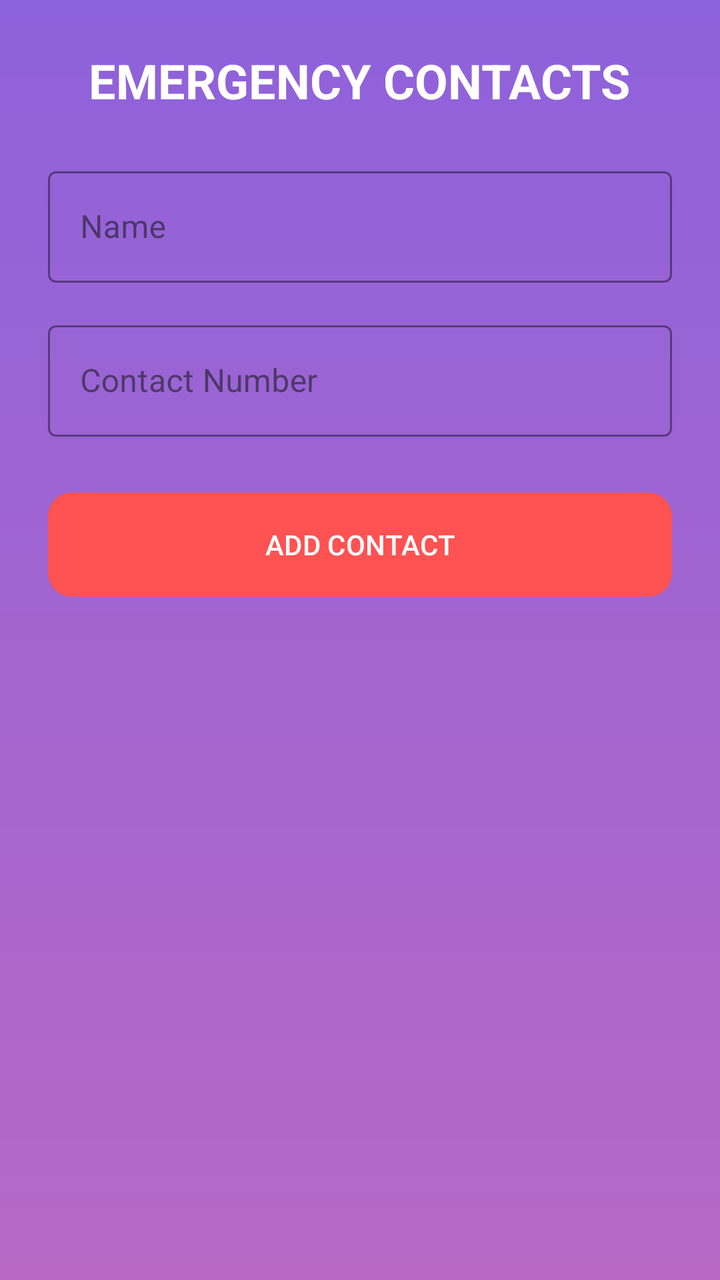
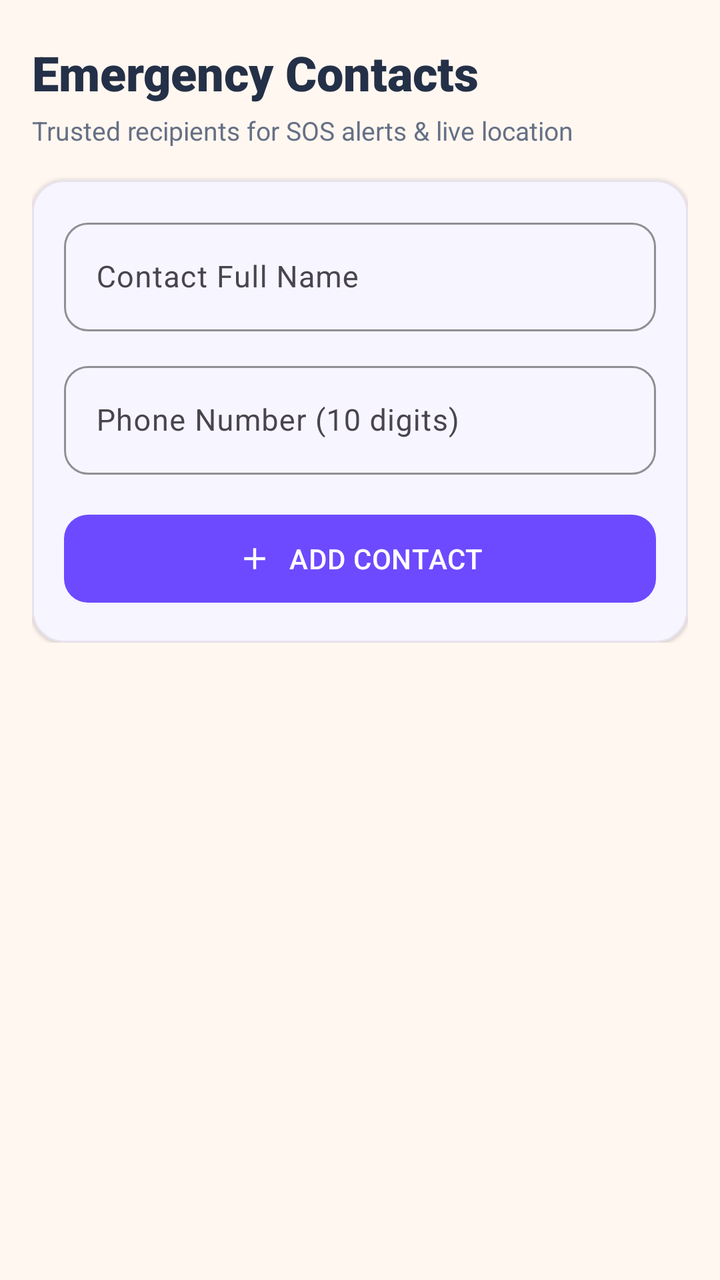

Screens rendered from an Android XML layout before and after an edit, with the pre-edit source and the edit as a unified diff.
<!-- AndroidManifest.xml: application theme Theme.EmpowHer -->
<!-- res/layout/activity_emergency_contact.xml -->
<?xml version="1.0" encoding="utf-8"?>
<androidx.constraintlayout.widget.ConstraintLayout xmlns:android="http://schemas.android.com/apk/res/android"
    xmlns:app="http://schemas.android.com/apk/res-auto"
    xmlns:tools="http://schemas.android.com/tools"
    android:layout_width="match_parent"
    android:layout_height="match_parent"
    android:background="@drawable/bg">

    <LinearLayout
        android:id="@+id/inputSection"
        android:layout_width="match_parent"
        android:layout_height="wrap_content"
        android:orientation="vertical"
        android:padding="24dp"
        app:layout_constraintTop_toTopOf="parent">

        <TextView
            android:layout_width="wrap_content"
            android:layout_height="wrap_content"
            android:text="EMERGENCY CONTACTS"
            android:textColor="@color/white"
            android:textSize="24sp"
            android:textStyle="bold"
            android:layout_gravity="center"
            android:layout_marginBottom="24dp"/>

        <com.google.android.material.textfield.TextInputLayout
            android:layout_width="match_parent"
            android:layout_height="wrap_content"
            android:hint="Name"
            style="@style/Widget.MaterialComponents.TextInputLayout.OutlinedBox"
            app:boxStrokeColor="@color/white"
            app:hintTextColor="@color/white">

            <com.google.android.material.textfield.TextInputEditText
                android:id="@+id/et_emergency_name"
                android:layout_width="match_parent"
                android:layout_height="wrap_content"
                android:textColor="@color/white" />
        </com.google.android.material.textfield.TextInputLayout>

        <com.google.android.material.textfield.TextInputLayout
            android:layout_width="match_parent"
            android:layout_height="wrap_content"
            android:layout_marginTop="16dp"
            android:hint="Contact Number"
            style="@style/Widget.MaterialComponents.TextInputLayout.OutlinedBox"
            app:boxStrokeColor="@color/white"
            app:hintTextColor="@color/white">

            <com.google.android.material.textfield.TextInputEditText
                android:id="@+id/et_emergency_contact"
                android:layout_width="match_parent"
                android:layout_height="wrap_content"
                android:inputType="phone"
                android:textColor="@color/white" />
        </com.google.android.material.textfield.TextInputLayout>

        <com.google.android.material.button.MaterialButton
            android:id="@+id/btn_save_contact"
            android:layout_width="match_parent"
            android:layout_height="60dp"
            android:layout_marginTop="24dp"
            android:text="ADD CONTACT"
            app:cornerRadius="12dp"
            android:backgroundTint="#FF5252"/>

    </LinearLayout>

    <androidx.recyclerview.widget.RecyclerView
        android:id="@+id/rv_contacts"
        android:layout_width="match_parent"
        android:layout_height="0dp"
        android:layout_marginTop="16dp"
        android:padding="16dp"
        app:layout_constraintBottom_toBottomOf="parent"
        app:layout_constraintTop_toBottomOf="@id/inputSection" />

</androidx.constraintlayout.widget.ConstraintLayout>
<!-- resources referenced by this layout -->
<resources>
  <color name="white">#FFFFFF</color>
  <!-- drawable bg (drawable) -->
  <?xml version="1.0" encoding="utf-8"?>
  <shape xmlns:android="http://schemas.android.com/apk/res/android">
      <gradient android:type="linear" android:angle="100"
          android:startColor="#8E62DB" android:endColor="#B768C5" />
  
  </shape>
  <style name="Theme.EmpowHer" parent="Base.Theme.EmpowHer" />
  <style name="Base.Theme.EmpowHer" parent="Theme.Material3.DayNight.NoActionBar">
          <item name="colorPrimary">@color/deep_purple</item>
          <item name="colorOnPrimary">@color/white</item>
          <item name="colorSecondary">@color/deep_purple</item>
          <item name="colorSurface">@color/woshield_card_bg</item>
          <item name="android:windowBackground">@color/woshield_bg</item>
          <item name="android:statusBarColor">@color/dark_purple</item>
      </style>
  <color name="deep_purple">#6D3DB8</color>
  <color name="woshield_card_bg">#FFFFFF</color>
  <color name="woshield_bg">#F8F6FC</color>
  <color name="dark_purple">#382253</color>
</resources>

<!-- the commit's change to res/layout/activity_emergency_contact.xml (unified diff, before → after) -->
@@ -4,66 +4,101 @@
     xmlns:tools="http://schemas.android.com/tools"
     android:layout_width="match_parent"
     android:layout_height="match_parent"
-    android:background="@drawable/bg">
+    android:background="@color/warm_ivory">
 
+    
     <LinearLayout
         android:id="@+id/inputSection"
         android:layout_width="match_parent"
         android:layout_height="wrap_content"
         android:orientation="vertical"
-        android:padding="24dp"
+        android:paddingHorizontal="16dp"
+        android:paddingTop="20dp"
+        android:paddingBottom="8dp"
         app:layout_constraintTop_toTopOf="parent">
 
         <TextView
             android:layout_width="wrap_content"
             android:layout_height="wrap_content"
-            android:text="EMERGENCY CONTACTS"
-            android:textColor="@color/white"
+            android:text="Emergency Contacts"
+            android:textColor="@color/midnight_slate"
             android:textSize="24sp"
-            android:textStyle="bold"
-            android:layout_gravity="center"
-            android:layout_marginBottom="24dp"/>
+            android:fontFamily="sans-serif-black" />
 
-        <com.google.android.material.textfield.TextInputLayout
-            android:layout_width="match_parent"
+        <TextView
+            android:layout_width="wrap_content"
             android:layout_height="wrap_content"
-            android:hint="Name"
-            style="@style/Widget.MaterialComponents.TextInputLayout.OutlinedBox"
-            app:boxStrokeColor="@color/white"
-            app:hintTextColor="@color/white">
+            android:layout_marginTop="4dp"
+            android:text="Trusted recipients for SOS alerts &amp; live location"
+            android:textColor="@color/secondary_slate"
+            android:textSize="13sp" />
 
-            <com.google.android.material.textfield.TextInputEditText
-                android:id="@+id/et_emergency_name"
-                android:layout_width="match_parent"
-                android:layout_height="wrap_content"
-                android:textColor="@color/white" />
-        </com.google.android.material.textfield.TextInputLayout>
-
-        <com.google.android.material.textfield.TextInputLayout
+        
+        <com.google.android.material.card.MaterialCardView
             android:layout_width="match_parent"
             android:layout_height="wrap_content"
             android:layout_marginTop="16dp"
-            android:hint="Contact Number"
-            style="@style/Widget.MaterialComponents.TextInputLayout.OutlinedBox"
-            app:boxStrokeColor="@color/white"
-            app:hintTextColor="@color/white">
+            app:cardBackgroundColor="@color/surface_card"
+            app:cardCornerRadius="16dp"
+            app:cardElevation="1dp"
+            app:strokeColor="@color/subtle_border"
+            app:strokeWidth="1dp">
 
-            <com.google.android.material.textfield.TextInputEditText
-                android:id="@+id/et_emergency_contact"
+            <LinearLayout
                 android:layout_width="match_parent"
                 android:layout_height="wrap_content"
-                android:inputType="phone"
-                android:textColor="@color/white" />
-        </com.google.android.material.textfield.TextInputLayout>
+                android:orientation="vertical"
+                android:padding="16dp">
 
-        <com.google.android.material.button.MaterialButton
-            android:id="@+id/btn_save_contact"
-            android:layout_width="match_parent"
-            android:layout_height="60dp"
-            android:layout_marginTop="24dp"
-            android:text="ADD CONTACT"
-            app:cornerRadius="12dp"
-            android:backgroundTint="#FF5252"/>
+                <com.google.android.material.textfield.TextInputLayout
+                    style="@style/Widget.Woshield.TextInputLayout"
+                    android:layout_width="match_parent"
+                    android:layout_height="wrap_content"
+                    android:hint="Contact Full Name"
+                    app:boxStrokeColor="@color/royal_violet"
+                    app:hintTextColor="@color/royal_violet">
+
+                    <com.google.android.material.textfield.TextInputEditText
+                        android:id="@+id/et_emergency_name"
+                        android:layout_width="match_parent"
+                        android:layout_height="wrap_content"
+                        android:textColor="@color/midnight_slate"
+                        android:textSize="15sp" />
+                </com.google.android.material.textfield.TextInputLayout>
+
+                <com.google.android.material.textfield.TextInputLayout
+                    style="@style/Widget.Woshield.TextInputLayout"
+                    android:layout_width="match_parent"
+                    android:layout_height="wrap_content"
+                    android:layout_marginTop="12dp"
+                    android:hint="Phone Number (10 digits)"
+                    app:boxStrokeColor="@color/royal_violet"
+                    app:hintTextColor="@color/royal_violet">
+
+                    <com.google.android.material.textfield.TextInputEditText
+                        android:id="@+id/et_emergency_contact"
+                        android:layout_width="match_parent"
+                        android:layout_height="wrap_content"
+                        android:inputType="phone"
+                        android:textColor="@color/midnight_slate"
+                        android:textSize="15sp" />
+                </com.google.android.material.textfield.TextInputLayout>
+
+                <com.google.android.material.button.MaterialButton
+                    android:id="@+id/btn_save_contact"
+                    style="@style/Widget.Woshield.Button.Primary"
+                    android:layout_width="match_parent"
+                    android:layout_height="52dp"
+                    android:layout_marginTop="16dp"
+                    android:text="ADD CONTACT"
+                    android:textColor="@color/white"
+                    android:textSize="14sp"
+                    app:icon="@drawable/ic_add"
+                    app:iconGravity="textStart"
+                    app:iconTint="@color/white" />
+
+            </LinearLayout>
+        </com.google.android.material.card.MaterialCardView>
 
     </LinearLayout>
 
@@ -71,8 +106,10 @@
         android:id="@+id/rv_contacts"
         android:layout_width="match_parent"
         android:layout_height="0dp"
-        android:layout_marginTop="16dp"
-        android:padding="16dp"
+        android:clipToPadding="false"
+        android:paddingHorizontal="16dp"
+        android:paddingTop="8dp"
+        android:paddingBottom="24dp"
         app:layout_constraintBottom_toBottomOf="parent"
         app:layout_constraintTop_toBottomOf="@id/inputSection" />
 
<!-- resource entries referenced after the edit -->
@@ -1,25 +1,67 @@
 <!-- resources referenced by this layout -->
 <resources>
+  <color name="midnight_slate">#243047</color>
+  <color name="royal_violet">#6D4AFF</color>
+  <color name="secondary_slate">#667085</color>
+  <color name="subtle_border">#E7E2EC</color>
+  <color name="surface_card">#FFFFFF</color>
+  <color name="warm_ivory">#FFF7F0</color>
   <color name="white">#FFFFFF</color>
-  <!-- drawable bg (drawable) -->
-  <?xml version="1.0" encoding="utf-8"?>
-  <shape xmlns:android="http://schemas.android.com/apk/res/android">
-      <gradient android:type="linear" android:angle="100"
-          android:startColor="#8E62DB" android:endColor="#B768C5" />
-  
-  </shape>
+  <!-- drawable ic_add (drawable) -->
+  <vector xmlns:android="http://schemas.android.com/apk/res/android"
+      android:width="24dp"
+      android:height="24dp"
+      android:viewportWidth="24"
+      android:viewportHeight="24">
+      <path
+          android:fillColor="#FFFFFFFF"
+          android:pathData="M19,13h-6v6h-2v-6H5v-2h6V5h2v6h6v2z" />
+  </vector>
+  <style name="Widget.Woshield.Button.Primary" parent="Widget.Material3.Button">
+          <item name="android:minHeight">@dimen/min_touch_target</item>
+          <item name="cornerRadius">@dimen/radius_button</item>
+          <item name="backgroundTint">@color/royal_violet</item>
+          <item name="android:textColor">@color/white</item>
+          <item name="android:textSize">@dimen/text_body</item>
+          <item name="android:fontFamily">sans-serif-medium</item>
+          <item name="android:textAllCaps">false</item>
+          <item name="android:letterSpacing">0.02</item>
+      </style>
+  <style name="Widget.Woshield.TextInputLayout" parent="Widget.Material3.TextInputLayout.OutlinedBox">
+          <item name="boxCornerRadiusTopStart">@dimen/radius_input</item>
+          <item name="boxCornerRadiusTopEnd">@dimen/radius_input</item>
+          <item name="boxCornerRadiusBottomStart">@dimen/radius_input</item>
+          <item name="boxCornerRadiusBottomEnd">@dimen/radius_input</item>
+          <item name="boxStrokeColor">@color/royal_violet</item>
+          <item name="boxStrokeWidth">1dp</item>
+          <item name="boxStrokeWidthFocused">2dp</item>
+          <item name="hintTextColor">@color/royal_violet</item>
+      </style>
   <style name="Theme.EmpowHer" parent="Base.Theme.EmpowHer" />
+  <dimen name="min_touch_target">48dp</dimen>
+  <dimen name="radius_button">12dp</dimen>
+  <dimen name="text_body">14sp</dimen>
+  <dimen name="radius_input">12dp</dimen>
   <style name="Base.Theme.EmpowHer" parent="Theme.Material3.DayNight.NoActionBar">
-          <item name="colorPrimary">@color/deep_purple</item>
+          <item name="colorPrimary">@color/royal_violet</item>
           <item name="colorOnPrimary">@color/white</item>
-          <item name="colorSecondary">@color/deep_purple</item>
+          <item name="colorSecondary">@color/royal_violet</item>
           <item name="colorSurface">@color/woshield_card_bg</item>
           <item name="android:windowBackground">@color/woshield_bg</item>
-          <item name="android:statusBarColor">@color/dark_purple</item>
+          <item name="android:statusBarColor">@color/woshield_bg</item>
+          <item name="android:windowLightStatusBar" tools:targetApi="m">true</item>
+          <item name="materialCardViewStyle">@style/Widget.Woshield.Card</item>
       </style>
-  <color name="deep_purple">#6D3DB8</color>
   <color name="woshield_card_bg">#FFFFFF</color>
-  <color name="woshield_bg">#F8F6FC</color>
-  <color name="dark_purple">#382253</color>
+  <color name="woshield_bg">#FFF7F0</color>
+  <style name="Widget.Woshield.Card" parent="Widget.Material3.CardView.Elevated">
+          <item name="cardCornerRadius">@dimen/radius_card</item>
+          <item name="cardElevation">@dimen/elevation_card</item>
+          <item name="strokeWidth">1dp</item>
+          <item name="strokeColor">@color/subtle_border</item>
+          <item name="cardBackgroundColor">@color/woshield_card_bg</item>
+      </style>
+  <dimen name="radius_card">16dp</dimen>
+  <dimen name="elevation_card">2dp</dimen>
 </resources>
 
